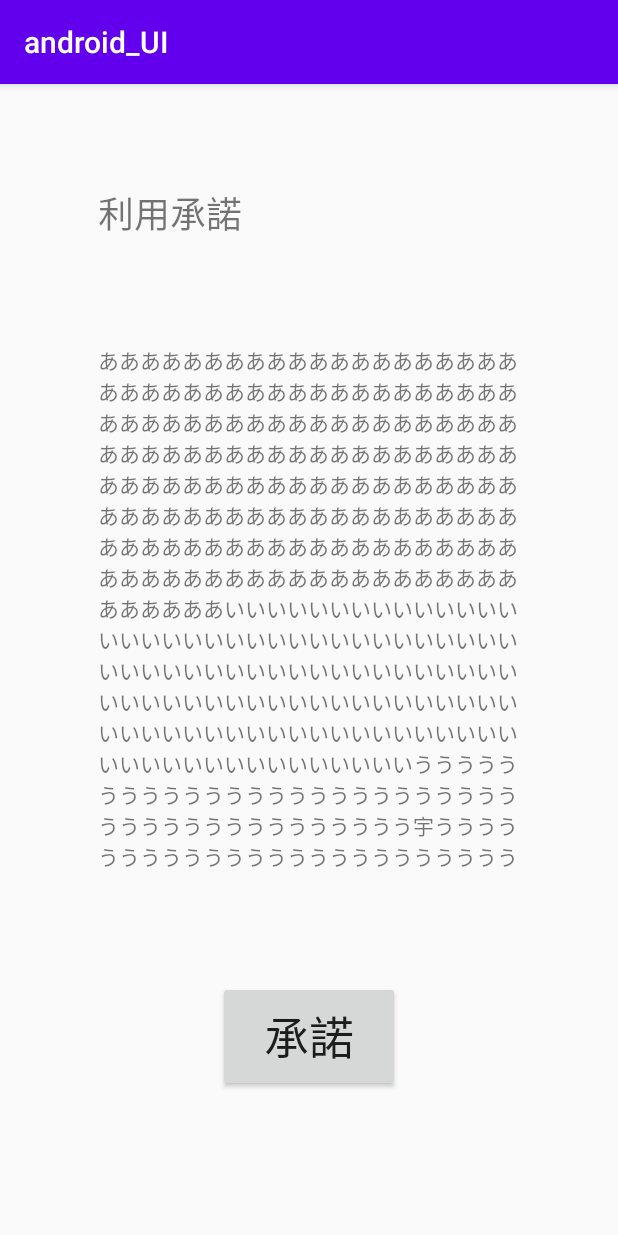
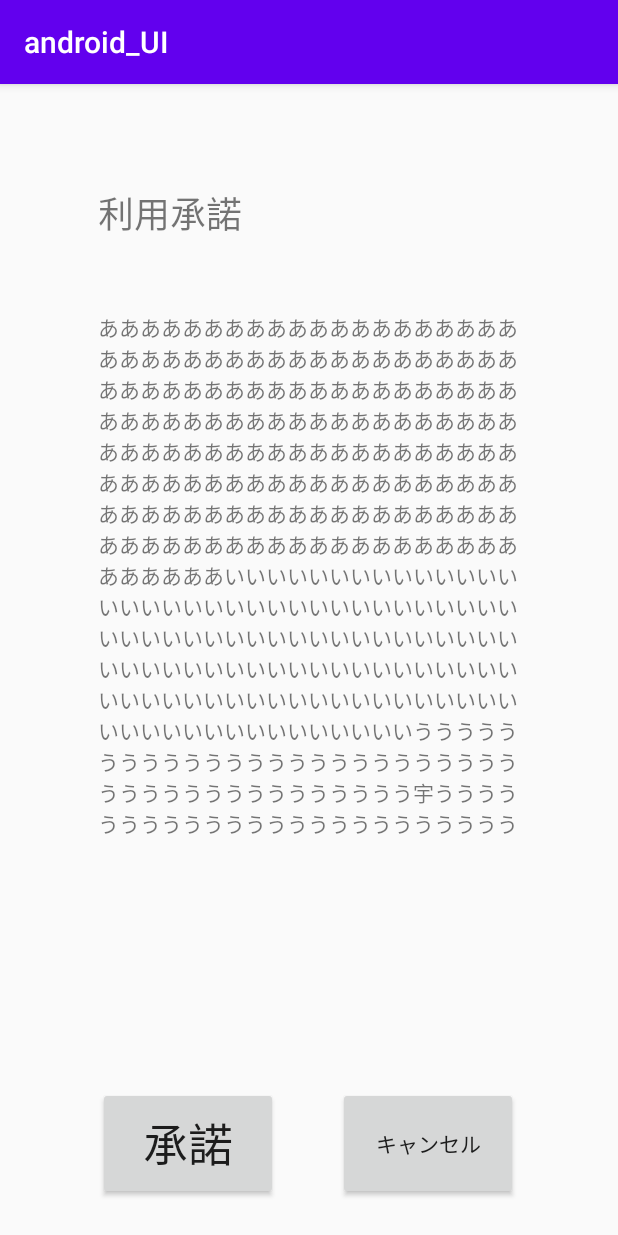
Before and after one commit to ssc-shimaoka/android_UI, an Android app: the Register screen opened directly, with no data from a screen before it, after a tap on "承諾", on a phone screen of 412 x 824 dp. Run offline under Robolectric (Android 15) with nearby library versions, the phone set to English and light mode, and no system bars.

Commit message:
利用承諾画面完了

```diff
--- a/app/src/main/java/com/example/android_ui/Register.java
+++ b/app/src/main/java/com/example/android_ui/Register.java
@@ -17,4 +17,9 @@ public class Register extends AppCompatActivity {
     {
 
     }
+
+    public void onClickCancelButton(View view)
+    {
+        finish();
+    }
 }
--- a/app/src/main/res/layout/activity_register.xml
+++ b/app/src/main/res/layout/activity_register.xml
@@ -21,8 +21,8 @@
     <ScrollView
         android:layout_width="280dp"
         android:layout_height="350dp"
+        android:layout_marginTop="52dp"
         android:text="@string/consent"
-        app:layout_constraintBottom_toTopOf="@+id/button"
         app:layout_constraintEnd_toEndOf="parent"
         app:layout_constraintHorizontal_bias="0.496"
         app:layout_constraintStart_toStartOf="parent"
@@ -44,14 +44,27 @@
 
     <Button
         android:id="@+id/button"
-        android:layout_width="121dp"
-        android:layout_height="74dp"
-        android:layout_marginBottom="96dp"
+        android:layout_width="120dp"
+        android:layout_height="75dp"
+        android:layout_marginBottom="24dp"
         android:onClick="onClickOKButton"
         android:text="@string/OKButton"
         android:textSize="30sp"
         app:layout_constraintBottom_toBottomOf="parent"
         app:layout_constraintEnd_toEndOf="parent"
+        app:layout_constraintHorizontal_bias="0.224"
         app:layout_constraintStart_toStartOf="parent" />
 
+    <Button
+        android:id="@+id/CancelButton"
+        android:layout_width="120dp"
+        android:layout_height="75dp"
+        android:layout_marginBottom="24dp"
+        android:onClick="onClickCancelButton"
+        android:text="@string/cancel"
+        app:layout_constraintBottom_toBottomOf="parent"
+        app:layout_constraintEnd_toEndOf="parent"
+        app:layout_constraintHorizontal_bias="0.377"
+        app:layout_constraintStart_toEndOf="@+id/button" />
+
 </androidx.constraintlayout.widget.ConstraintLayout>
--- a/app/src/main/res/values/strings.xml
+++ b/app/src/main/res/values/strings.xml
@@ -3,5 +3,6 @@
     <string name="consent">ああああああああああああああああああああああああああああああああああああああああああああああああああああああああああああああああああああああああああああああああああああああああああああああああああああああああああああああああああああああああああああああああああああああああああああああああああああああああああああああああああああああいいいいいいいいいいいいいいいいいいいいいいいいいいいいいいいいいいいいいいいいいいいいいいいいいいいいいいいいいいいいいいいいいいいいいいいいいいいいいいいいいいいいいいいいいいいいいいいいいいいいいいいいいいいいいうううううううううううううううううううううううううううううううううううううううう宇うううううううううううううううううううううううううううううううううううううううううううううううううううううううううううううううううううううううううううううううううううううううううううううううううううううううううううええええええええええええええええええええええええええええええええええええええええええええええええええええええええええええええええええええええええええええ</string>
     <string name="OKButton">承諾</string>
     <string name="title">利用承諾</string>
+    <string name="cancel">キャンセル</string>
 
 </resources>
```
